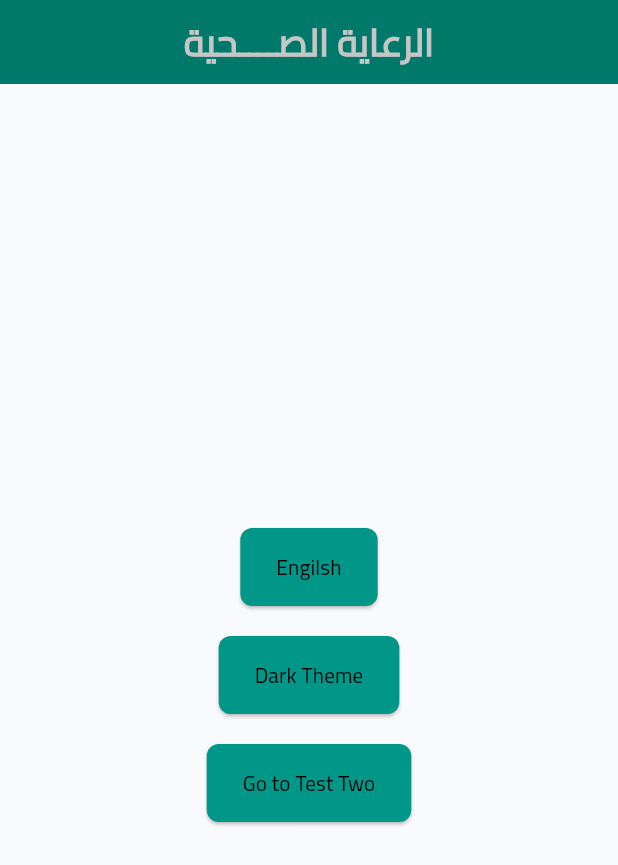
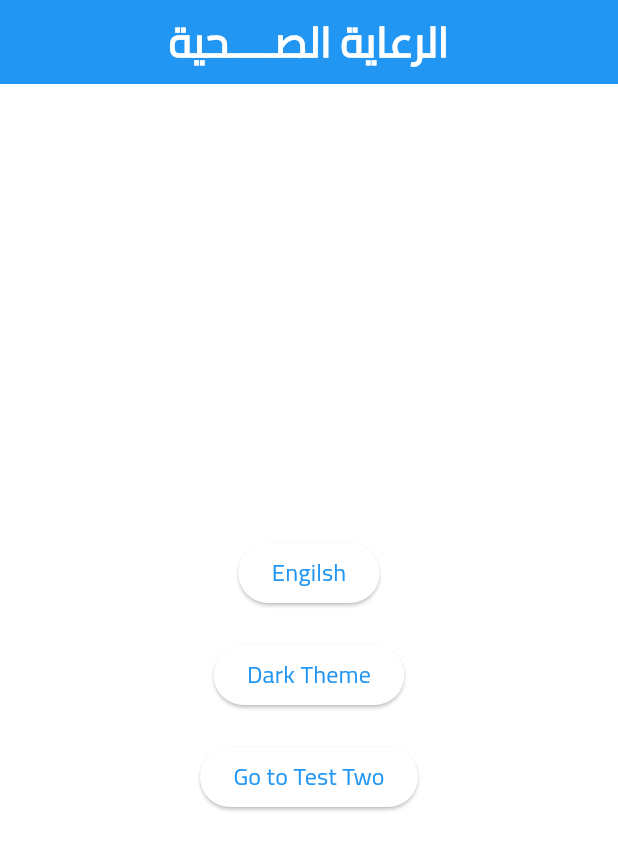
Before and after one commit to mohamedmagdy2301/CurAi_app_mobile, a Flutter app: the screen it shows after launch, on a phone screen of 412 x 824 dp. Shown: the top 865 px of the screen. Run offline on Flutter 3.47's test engine with Material 3 defaults, Android fonts, the phone set to English and light mode, and no system bars; our stand-ins replace connectivity_plus, firebase_core, flutter_bloc, flutter_dotenv, get_it, logger and 1 more; accounts and stored records are empty.

Commit message:
feat(theme): integrate AppTextStyles into AppTheme for centralized typography management

```diff
--- a/lib/core/extensions/context_extansions.dart
+++ b/lib/core/extensions/context_extansions.dart
@@ -13,6 +13,7 @@ extension ContextExt on BuildContext {
   //! Theme
   MyAssets get assets => Theme.of(this).extension<MyAssets>()!;
   MyColors get colors => Theme.of(this).extension<MyColors>()!;
+  TextTheme get textTheme => Theme.of(this).textTheme;
 
   //! Localization translation
   String translate(String langKey) =>
--- /dev/null
+++ b/lib/core/styles/fonts/font_sizes_helper.dart
@@ -0,0 +1,9 @@
+class FontSizesHelper {
+  static const double extraSmall = 10;
+  static const double small = 12;
+  static const double medium = 14;
+  static const double large = 16;
+  static const double extraLarge = 18;
+  static const double xxLarge = 22;
+  static const double huge = 28;
+}
--- /dev/null
+++ b/lib/core/styles/fonts/font_style_helper.dart
@@ -0,0 +1,94 @@
+import 'package:flutter/material.dart';
+import 'package:smartcare_app_mobile/core/styles/fonts/font_sizes_helper.dart';
+import 'package:smartcare_app_mobile/core/styles/fonts/font_weight_helper.dart';
+import 'package:smartcare_app_mobile/core/styles/fonts/fonts_family_helper.dart';
+
+class AppTextStyles {
+  static TextStyle bodyLarge({
+    required Color color,
+    double fontSize = FontSizesHelper.large,
+  }) =>
+      TextStyle(
+        color: color,
+        fontSize: fontSize,
+        fontFamily: FontsFamilyHelper.getLocaledFontFamily(),
+      );
+
+  static TextStyle bodySmall({
+    required Color color,
+    double fontSize = FontSizesHelper.small,
+  }) =>
+      TextStyle(
+        color: color,
+        fontSize: fontSize,
+        fontFamily: FontsFamilyHelper.getLocaledFontFamily(),
+      );
+
+  static TextStyle titleSmall({
+    required Color color,
+    double fontSize = FontSizesHelper.medium,
+  }) =>
+      TextStyle(
+        color: color,
+        fontSize: fontSize,
+        fontFamily: FontsFamilyHelper.getLocaledFontFamily(),
+      );
+
+  static TextStyle titleLarge({
+    required Color color,
+    double fontSize = FontSizesHelper.xxLarge,
+  }) =>
+      TextStyle(
+        color: color,
+        fontWeight: FontWeightHelper.bold,
+        fontSize: fontSize,
+        fontFamily: FontsFamilyHelper.getLocaledFontFamily(),
+      );
+
+  static TextStyle bodyMedium({
+    required Color color,
+    double fontSize = FontSizesHelper.medium,
+  }) =>
+      TextStyle(
+        color: color,
+        fontSize: fontSize,
+        fontFamily: FontsFamilyHelper.getLocaledFontFamily(),
+      );
+
+  static TextStyle titleMedium({
+    required Color color,
+    double fontSize = FontSizesHelper.large,
+  }) =>
+      TextStyle(
+        color: color.withOpacity(0.8),
+        fontSize: fontSize,
+        fontFamily: FontsFamilyHelper.getLocaledFontFamily(),
+      );
+
+  static TextStyle appBarTitle({
+    required Color color,
+    double fontSize = FontSizesHelper.huge,
+  }) =>
+      TextStyle(
+        color: color,
+        fontWeight: FontWeightHelper.bold,
+        fontSize: fontSize,
+        fontFamily: FontsFamilyHelper.getLocaledFontFamily(),
+      );
+}
+
+
+//! Use it like this:
+// Text(
+//   'Welcome to SmartCare',
+//   style: AppTextStyles.titleLarge(color: Colors.black),
+// );
+
+//! Use it like Custom Font Size:
+// Text(
+//   'Custom Font Size',
+//   style: AppTextStyles.bodyMedium(
+//     color: Colors.grey,
+//     fontSize: FontSizes.xxLarge,
+//   ),
+// );
--- a/lib/core/styles/themes/app_theme.dart
+++ b/lib/core/styles/themes/app_theme.dart
@@ -1,184 +1,119 @@
 import 'package:flutter/material.dart';
-import 'package:smartcare_app_mobile/core/styles/colors/colors_dark.dart';
-import 'package:smartcare_app_mobile/core/styles/colors/colors_light.dart';
-import 'package:smartcare_app_mobile/core/styles/fonts/font_weight_helper.dart';
+import 'package:smartcare_app_mobile/core/styles/fonts/font_sizes_helper.dart';
+import 'package:smartcare_app_mobile/core/styles/fonts/font_style_helper.dart';
 import 'package:smartcare_app_mobile/core/styles/fonts/fonts_family_helper.dart';
-import 'package:smartcare_app_mobile/core/styles/themes/assets_extension.dart';
-import 'package:smartcare_app_mobile/core/styles/themes/color_extension.dart';
 
 class AppTheme {
   // Light Theme
   static final ThemeData lightTheme = _createTheme(
     colorScheme: const ColorScheme(
-      primary: ColorsLight.primaryColor,
-      secondary: ColorsLight.accentColor,
-      surface: ColorsLight.backgroundColor,
-      error: ColorsLight.errorColor,
-      onPrimary: Color.fromARGB(255, 198, 198, 198),
+      primary: Colors.blue,
+      secondary: Colors.green,
+      surface: Colors.white,
+      error: Colors.red,
+      onPrimary: Colors.white,
       onSecondary: Colors.black,
-      onSurface: ColorsLight.textColor,
+      onSurface: Colors.black,
       onError: Colors.white,
       brightness: Brightness.light,
     ),
-    extensions: <ThemeExtension<dynamic>>[MyColors.light, MyAssets.light],
   );
 
   // Dark Theme
   static final ThemeData darkTheme = _createTheme(
     colorScheme: const ColorScheme(
-      primary: ColorsDark.primaryColor,
-      secondary: ColorsDark.accentColor,
-      surface: ColorsDark.backgroundColor,
-      error: ColorsDark.errorColor,
+      primary: Colors.black,
+      secondary: Colors.grey,
+      surface: Colors.black87,
+      error: Colors.red,
       onPrimary: Colors.white,
       onSecondary: Colors.white,
-      onSurface: ColorsDark.textColor,
+      onSurface: Colors.white,
       onError: Colors.white,
       brightness: Brightness.dark,
     ),
-    extensions: <ThemeExtension<dynamic>>[MyColors.dark, MyAssets.dark],
   );
 
   // Base Theme Creator
   static ThemeData _createTheme({
     required ColorScheme colorScheme,
-    required Iterable<ThemeExtension<dynamic>> extensions,
   }) {
     return ThemeData(
-      extensions: extensions,
       colorScheme: colorScheme,
       primaryColor: colorScheme.primary,
       scaffoldBackgroundColor: colorScheme.surface,
-      useMaterial3: true,
       fontFamily: FontsFamilyHelper.getLocaledFontFamily(),
       textTheme: _textTheme(colorScheme),
       appBarTheme: _appBarTheme(colorScheme),
-      floatingActionButtonTheme: _fabTheme(colorScheme),
-      inputDecorationTheme: _inputDecorationTheme(colorScheme),
-      cardTheme: _cardTheme(colorScheme),
-      elevatedButtonTheme: _buttonTheme(colorScheme),
       visualDensity: VisualDensity.adaptivePlatformDensity,
-      snackBarTheme: _snackBarTheme(colorScheme),
     );
   }
 
   // Text Theme
   static TextTheme _textTheme(ColorScheme colorScheme) {
     return TextTheme(
-      bodyLarge: TextStyle(
+      labelLarge: AppTextStyles.bodyMedium(
         color: colorScheme.onSurface,
-        fontFamily: FontsFamilyHelper.getLocaledFontFamily(),
+        fontSize: FontSizesHelper.large,
       ),
-      bodySmall: TextStyle(
+      labelMedium: AppTextStyles.bodySmall(
         color: colorScheme.onSurface,
-        fontFamily: FontsFamilyHelper.getLocaledFontFamily(),
+        fontSize: FontSizesHelper.medium,
       ),
-      titleSmall: TextStyle(
+      labelSmall: AppTextStyles.bodySmall(
+        color: colorScheme.onSurface.withOpacity(0.6),
+      ),
+      displayLarge: AppTextStyles.titleLarge(
         color: colorScheme.onSurface,
-        fontFamily: FontsFamilyHelper.getLocaledFontFamily(),
+        fontSize: FontSizesHelper.huge,
       ),
-      titleLarge: TextStyle(
+      displayMedium: AppTextStyles.titleMedium(
         color: colorScheme.onSurface,
-        fontWeight: FontWeightHelper.bold,
-        fontFamily: FontsFamilyHelper.getLocaledFontFamily(),
+        fontSize: FontSizesHelper.xxLarge,
       ),
-      bodyMedium: TextStyle(
+      displaySmall: AppTextStyles.titleMedium(
+        color: colorScheme.onSurface.withOpacity(0.8),
+      ),
+      headlineLarge: AppTextStyles.titleLarge(
         color: colorScheme.onSurface,
-        fontFamily: FontsFamilyHelper.getLocaledFontFamily(),
       ),
-      titleMedium: TextStyle(
+      headlineMedium: AppTextStyles.titleMedium(
+        color: colorScheme.onSurface,
+      ),
+      headlineSmall: AppTextStyles.bodyLarge(
+        color: colorScheme.onSurface,
+      ),
+      bodyLarge: AppTextStyles.bodyLarge(
+        color: colorScheme.onSurface,
+      ),
+      bodyMedium: AppTextStyles.bodyMedium(
+        color: colorScheme.onSurface,
+      ),
+      bodySmall: AppTextStyles.bodySmall(
+        color: colorScheme.onSurface,
+      ),
+      titleLarge: AppTextStyles.titleLarge(
+        color: colorScheme.onSurface,
+        fontSize: FontSizesHelper.huge,
+      ),
+      titleMedium: AppTextStyles.titleMedium(
         color: colorScheme.onSurface.withOpacity(0.8),
-        fontFamily: FontsFamilyHelper.getLocaledFontFamily(),
+      ),
+      titleSmall: AppTextStyles.bodySmall(
+        color: colorScheme.onSurface.withOpacity(0.6),
       ),
     );
   }
 
-  // App Bar Theme
+  // AppBar Theme
   static AppBarTheme _appBarTheme(ColorScheme colorScheme) {
     return AppBarTheme(
-      titleTextStyle: TextStyle(
+      titleTextStyle: AppTextStyles.appBarTitle(
         color: colorScheme.onPrimary,
-        fontWeight: FontWeightHelper.bold,
-        fontSize: 25,
-        fontFamily: FontsFamilyHelper.getLocaledFontFamily(),
       ),
       color: colorScheme.primary,
       elevation: 0,
       iconTheme: IconThemeData(color: colorScheme.onPrimary),
     );
   }
-
-  // Floating Action Button Theme
-  static FloatingActionButtonThemeData _fabTheme(ColorScheme colorScheme) {
-    return FloatingActionButtonThemeData(
-      backgroundColor: colorScheme.secondary,
-      foregroundColor: colorScheme.onSecondary,
-    );
-  }
-
-  // Input Decoration Theme
-  static InputDecorationTheme _inputDecorationTheme(ColorScheme colorScheme) {
-    OutlineInputBorder borderStyle({required Color color, double width = 1}) {
-      return OutlineInputBorder(
-        borderRadius: BorderRadius.circular(8),
-        borderSide: BorderSide(color: color, width: width),
-      );
-    }
-
-    return InputDecorationTheme(
-      focusedBorder: borderStyle(color: colorScheme.secondary, width: 2),
-      enabledBorder: borderStyle(color: colorScheme.onSurface.withOpacity(0.5)),
-      errorBorder: borderStyle(color: colorScheme.error),
-      focusedErrorBorder: borderStyle(color: colorScheme.error, width: 2),
-      labelStyle: TextStyle(
-        color: colorScheme.onSurface.withOpacity(0.8),
-        fontFamily: FontsFamilyHelper.getLocaledFontFamily(),
-      ),
-      errorStyle: TextStyle(
-        color: colorScheme.error,
-        fontFamily: FontsFamilyHelper.getLocaledFontFamily(),
-      ),
-    );
-  }
-
-  // Card Theme
-  static CardTheme _cardTheme(ColorScheme colorScheme) {
-    return CardTheme(
-      color: colorScheme.brightness == Brightness.light
-          ? Colors.white
-          : const Color(0xFF2C2C2C),
-      elevation: 2,
-      shape: RoundedRectangleBorder(borderRadius: BorderRadius.circular(12)),
-    );
-  }
-
-  // Elevated Button Theme
-  static ElevatedButtonThemeData _buttonTheme(ColorScheme colorScheme) {
-    return ElevatedButtonThemeData(
-      style: ElevatedButton.styleFrom(
-        foregroundColor: colorScheme.onSecondary,
-        backgroundColor: colorScheme.secondary,
-        padding: const EdgeInsets.symmetric(vertical: 16, horizontal: 24),
-        shape: RoundedRectangleBorder(borderRadius: BorderRadius.circular(8)),
-      ),
-    );
-  }
-
-  // Snack Bar Theme
-  static SnackBarThemeData _snackBarTheme(ColorScheme colorScheme) {
-    return SnackBarThemeData(
-      contentTextStyle: TextStyle(
-        color: Colors.white,
-        fontSize: 16,
-        fontWeight: FontWeightHelper.medium,
-        fontFamily: FontsFamilyHelper.getLocaledFontFamily(),
-      ),
-      actionTextColor: Colors.black,
-      elevation: 6,
-      behavior: SnackBarBehavior.floating,
-      shape: RoundedRectangleBorder(
-        borderRadius: BorderRadius.circular(8),
-      ),
-    );
-  }
 }
```
